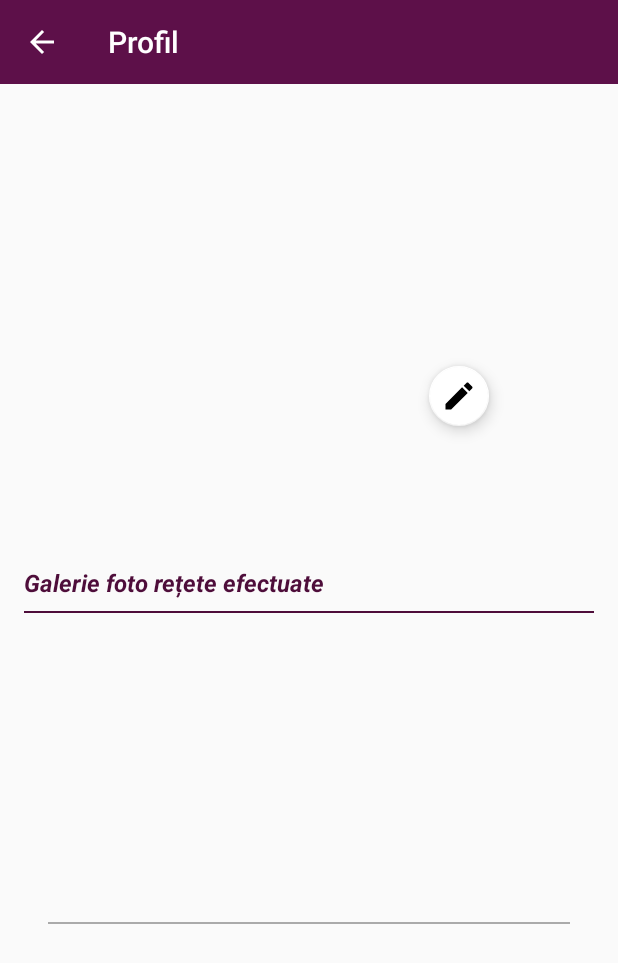
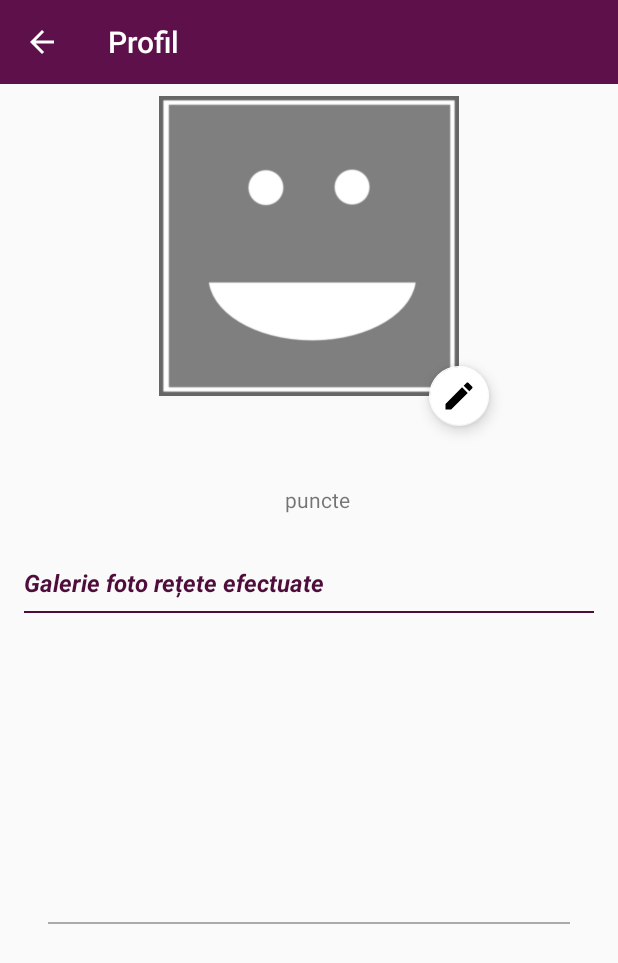
Before and after one commit to roxanapal/BScCookingApp, an Android app: the ProfileActivity screen opened directly, with no data from a screen before it, on a phone screen of 412 x 824 dp. Shown: the top 963 px of the screen. Run offline under Robolectric (Android 15) with nearby library versions, the phone set to English and light mode, and no system bars; our stand-ins replace ButterKnife, Firebase (no records; nobody signed in at launch, a user with empty details on screens opened directly), Picasso; pictures from the network do not load; 10 statements that could not run were skipped.

Commit message:
Really ready for presentation (changed layout to activity_profile)

```diff
--- a/app/src/main/java/com/easy/cooking/learneat/SignUpActivity.java
+++ b/app/src/main/java/com/easy/cooking/learneat/SignUpActivity.java
@@ -64,7 +64,7 @@
     public void addUserToDatabase() {
         FirebaseController firebaseController = FirebaseController.getInstance();
         FirebaseUser firebaseUser = mAuth.getCurrentUser();
-        String profilePhoto = "https://firebasestorage.googleapis.com/v0/b/learn-eat-app.appspot.com/o/profilephotos%2Fuserprofile.png?alt=media&token=365abd75-b368-4653-9f54-c96942145dbf";
+        String profilePhoto = "https://firebasestorage.googleapis.com/v0/b/learn-eat-app.appspot.com/o/profilephotos%2Fuserprofile.png?alt=media&token=549a29d5-4edb-4ba6-bf6d-c541ada25aa6";
 
         User userAuth = new User(firebaseUser.getUid(), username, password, email,0,null, profilePhoto, null);
         firebaseController.addUserToRealtimeDatabase(userAuth);
--- a/app/src/main/res/layout/activity_profile.xml
+++ b/app/src/main/res/layout/activity_profile.xml
@@ -28,7 +28,7 @@
                 android:layout_height="@dimen/iv_profile_height"
                 android:layout_marginTop="8dp"
                 android:scaleType="centerCrop"
-                tools:src="@drawable/userprofile"
+                android:src="@drawable/userprofile"
                 app:layout_constraintEnd_toEndOf="parent"
                 app:layout_constraintStart_toStartOf="parent"
                 app:layout_constraintTop_toTopOf="parent" />
@@ -67,6 +67,7 @@
                 android:textSize="@dimen/font_size_medium"
                 android:textStyle="bold"
                 app:layout_constraintStart_toStartOf="@+id/tv_profile_username"
+                app:layout_constraintEnd_toStartOf="@id/tv_profile_points_label"
                 app:layout_constraintTop_toBottomOf="@+id/tv_profile_username"
                 tools:text="100" />
 
```
